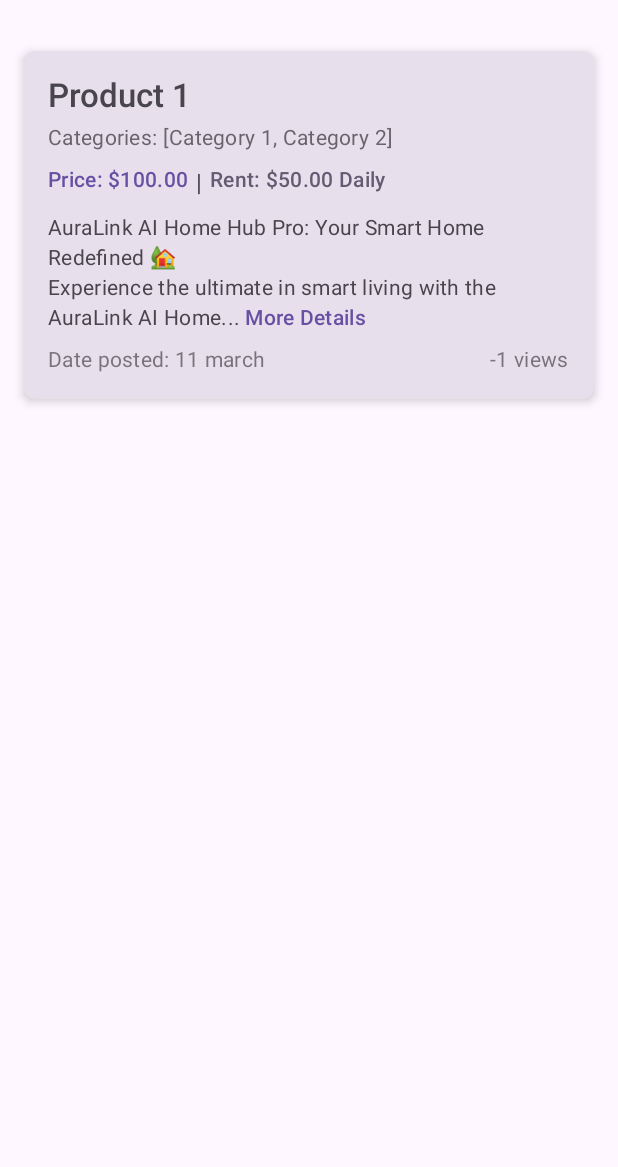
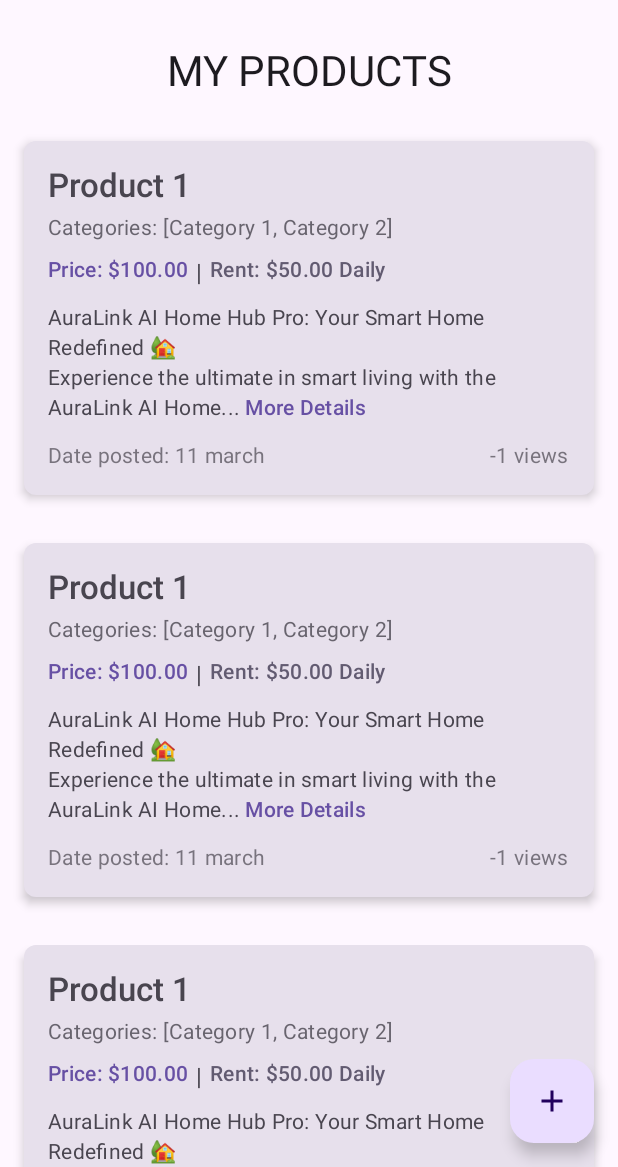
Before and after one commit to saeedus/Teebay, an Android app built with Jetpack Compose: the ProductsActivity screen opened directly, with no data from a screen before it, on a phone screen of 412 x 824 dp, the part 69-1236 px from its top. Run offline under Robolectric (Android 15) with nearby library versions, the phone set to English and light mode, and no system bars.

Commit message:
This commit introduces several UI and functional improvements

```diff
--- a/app/src/main/java/com/sazim/teebay/products/presentation/ProductsActivity.kt
+++ b/app/src/main/java/com/sazim/teebay/products/presentation/ProductsActivity.kt
@@ -38,7 +38,17 @@ import com.sazim.teebay.products.presentation.navigation.ProductNavRoutes
 import kotlinx.coroutines.launch
 import org.koin.compose.viewmodel.koinViewModel
 import android.widget.Toast
+import androidx.compose.foundation.layout.Spacer
 import androidx.compose.foundation.layout.fillMaxWidth
+import androidx.compose.foundation.layout.height
+import androidx.compose.foundation.shape.RoundedCornerShape
+import androidx.compose.material.icons.filled.Add
+import androidx.compose.material3.FloatingActionButton
+import androidx.compose.material3.MaterialTheme
+import androidx.compose.material3.NavigationDrawerItemDefaults
+import androidx.compose.ui.res.colorResource
+import androidx.compose.ui.unit.dp
+import com.sazim.teebay.R
 
 class ProductsActivity : ComponentActivity() {
     @OptIn(ExperimentalMaterial3Api::class)
@@ -60,8 +70,10 @@ class ProductsActivity : ComponentActivity() {
                             startActivity(intent)
                             finish()
                         }
+
                         is ProductsEvents.ShowToast -> {
-                            Toast.makeText(this@ProductsActivity, it.message, Toast.LENGTH_SHORT).show()
+                            Toast.makeText(this@ProductsActivity, it.message, Toast.LENGTH_SHORT)
+                                .show()
                         }
                     }
                 }
@@ -71,8 +83,16 @@ class ProductsActivity : ComponentActivity() {
                 drawerState = drawerState,
                 drawerContent = {
                     ModalDrawerSheet {
+                        Spacer(Modifier.height(40.dp))
+
                         NavigationDrawerItem(
-                            label = { Text("All Products") },
+                            label = {
+                                Text(
+                                    "All Products",
+                                    style = MaterialTheme.typography.titleMedium
+                                )
+                            },
+                            shape = RoundedCornerShape(12.dp),
                             selected = false,
                             onClick = {
                                 scope.launch { drawerState.close() }
@@ -81,7 +101,13 @@ class ProductsActivity : ComponentActivity() {
                         )
 
                         NavigationDrawerItem(
-                            label = { Text("My Products") },
+                            label = {
+                                Text(
+                                    "My Products",
+                                    style = MaterialTheme.typography.titleMedium
+                                )
+                            },
+                            shape = RoundedCornerShape(12.dp),
                             selected = false,
                             onClick = {
                                 scope.launch { drawerState.close() }
@@ -96,7 +122,10 @@ class ProductsActivity : ComponentActivity() {
                                     horizontalArrangement = Arrangement.SpaceBetween,
                                     verticalAlignment = Alignment.CenterVertically
                                 ) {
-                                    Text("Biometric")
+                                    Text(
+                                        "Biometric",
+                                        style = MaterialTheme.typography.titleMedium
+                                    )
                                     Switch(
                                         checked = state.isBiometricEnabled,
                                         onCheckedChange = {
@@ -105,6 +134,7 @@ class ProductsActivity : ComponentActivity() {
                                     )
                                 }
                             },
+                            shape = RoundedCornerShape(12.dp),
                             selected = false,
                             onClick = {
                                 viewModel.onAction(UserAction.ToggleBiometric)
@@ -114,9 +144,22 @@ class ProductsActivity : ComponentActivity() {
                             }
                         )
 
+                        Spacer(Modifier.weight(1f))
+
                         NavigationDrawerItem(
-                            label = { Text("Logout") },
+                            label = {
+                                Text(
+                                    "Logout",
+                                    style = MaterialTheme.typography.titleMedium
+                                )
+                            },
+                            shape = RoundedCornerShape(12.dp),
                             selected = false,
+                            colors = NavigationDrawerItemDefaults.colors(
+                                unselectedContainerColor = colorResource(id = R.color.red).copy(
+                                    alpha = 0.2f
+                                ),
+                            ),
                             onClick = {
                                 viewModel.onAction(UserAction.Logout)
                                 scope.launch {
@@ -124,6 +167,8 @@ class ProductsActivity : ComponentActivity() {
                                 }
                             }
                         )
+
+                        Spacer(Modifier.height(40.dp))
                     }
                 }
             ) {
@@ -141,6 +186,11 @@ class ProductsActivity : ComponentActivity() {
                                 }
                             }
                         )
+                    },
+                    floatingActionButton = {
+                        FloatingActionButton(onClick = { /*TODO: Navigate to add product*/ }) {
+                            Icon(Icons.Filled.Add, "Add new product")
+                        }
                     }
                 ) { innerPadding ->
                     ProductNavGraph(
--- a/app/src/main/java/com/sazim/teebay/products/presentation/components/ProductCard.kt
+++ b/app/src/main/java/com/sazim/teebay/products/presentation/components/ProductCard.kt
@@ -75,7 +75,7 @@ fun ProductCard(
 
             ProductDescriptionAnimated(descriptionText = product.description)
 
-            Spacer(modifier = Modifier.height(8.dp))
+            Spacer(modifier = Modifier.height(12.dp))
 
             // Date Posted & Views
             Row(
--- a/app/src/main/java/com/sazim/teebay/products/presentation/screens/MyProductsScreen.kt
+++ b/app/src/main/java/com/sazim/teebay/products/presentation/screens/MyProductsScreen.kt
@@ -6,8 +6,15 @@ package com.sazim.teebay.products.presentation.screens
 
 import androidx.compose.foundation.layout.Column
 import androidx.compose.foundation.layout.fillMaxSize
+import androidx.compose.foundation.layout.height
+import androidx.compose.foundation.layout.padding
+import androidx.compose.foundation.lazy.LazyColumn
+import androidx.compose.material3.MaterialTheme
+import androidx.compose.material3.Text
 import androidx.compose.runtime.Composable
+import androidx.compose.ui.Alignment
 import androidx.compose.ui.Modifier
+import androidx.compose.ui.unit.dp
 import com.sazim.teebay.products.domain.model.Product
 import com.sazim.teebay.products.presentation.ProductsState
 import com.sazim.teebay.products.presentation.ProductsViewModel
@@ -20,6 +27,15 @@ fun MyProductsScreen(
     viewModel: ProductsViewModel
 ) {
     Column(modifier = modifier.fillMaxSize()) {
+        Text(
+            text = "MY PRODUCTS",
+            style = MaterialTheme.typography.headlineMedium,
+            modifier = Modifier
+                .align(Alignment.CenterHorizontally)
+                .padding(vertical = 12.dp)
+        )
+        LazyColumn {
+            items(count = 10, itemContent = {
                 ProductCard(
                     product = Product(
                         id = 1,
@@ -35,5 +51,7 @@ fun MyProductsScreen(
                         datePosted = "11 march"
                     )
                 )
+            })
         }
     }
+}
--- a/app/src/main/res/values/colors.xml
+++ b/app/src/main/res/values/colors.xml
@@ -7,4 +7,5 @@
     <color name="teal_700">#FF018786</color>
     <color name="black">#FF000000</color>
     <color name="white">#FFFFFFFF</color>
+    <color name="red">#FFFF0000</color>">
 </resources>
```
Lines whose indentation alone changed are shown as unchanged.
